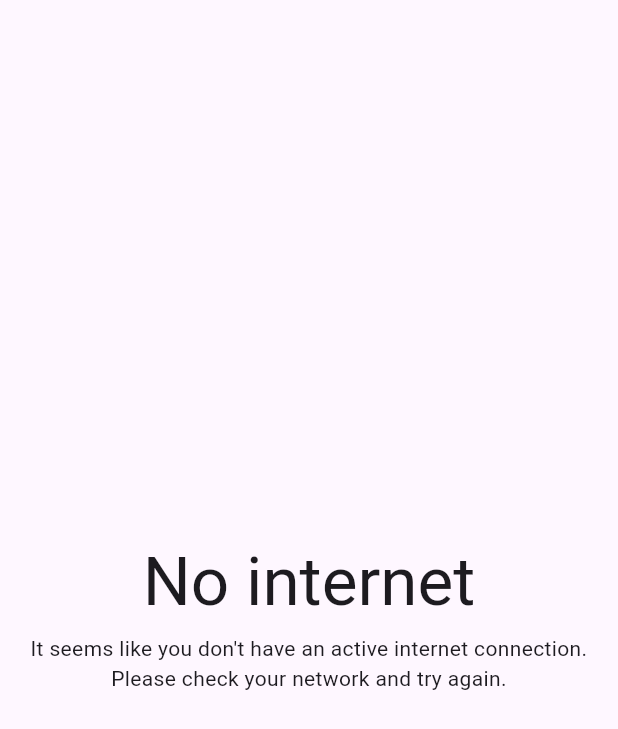
After one commit to Iconica-Development/flutter_connectivity, a Flutter app: the NoInternetScreen screen opened directly, on a phone screen of 412 x 824 dp. The commit adds this screen. Shown: the top 729 px of the screen. Run offline on Flutter 3.47's test engine with Material 2 defaults, Android fonts, the phone set to English and light mode, and no system bars.

Commit message:
feat: Added an optional standard fallbackscreen

```diff
--- a/example/lib/main.dart
+++ b/example/lib/main.dart
@@ -1,6 +1,5 @@
 import 'dart:io';
 
-import 'package:example/no_internet_screen.dart';
 import 'package:flutter/material.dart';
 import 'package:flutter_connectivity/flutter_connectivity.dart';
 
@@ -44,7 +43,7 @@ class _MyHomePageState extends State<MyHomePage> {
   Widget build(BuildContext context) {
     Connectivity.instance.start(
       context: context,
-      fallBackScreen: const NoInternet(),
+      fallBackScreen: const NoInternetScreen(),
     );
     Connectivity.instance.setCustomConfig(
       ConnectivityConfig(
--- a/example/lib/no_internet_screen.dart
+++ /dev/null
@@ -1,21 +0,0 @@
-import 'package:flutter/material.dart';
-
-class NoInternet extends StatefulWidget {
-  const NoInternet({super.key});
-
-  @override
-  State<NoInternet> createState() => _NoInternetState();
-}
-
-class _NoInternetState extends State<NoInternet> {
-  bool isAccepted = false;
-
-  @override
-  Widget build(BuildContext context) => const Scaffold(
-        body: Center(
-          child: Text(
-            'No internet :(',
-          ),
-        ),
-      );
-}
--- a/lib/flutter_connectivity.dart
+++ b/lib/flutter_connectivity.dart
@@ -5,3 +5,5 @@ export 'src/services/connectivity_service.dart';
 export 'src/models/connectivity_config.dart';
 export 'src/models/connectivity_handler.dart';
 export 'src/models/connectivity_checker.dart';
+
+export 'src/screens/no_internet_screen.dart';
--- /dev/null
+++ b/lib/src/screens/no_internet_screen.dart
@@ -0,0 +1,86 @@
+import 'package:flutter/material.dart';
+
+/// Standard screen to use as fallback.
+class NoInternetScreen extends StatefulWidget {
+  const NoInternetScreen({
+    this.titleText = 'No internet',
+    this.underTitleText = 'It seems like you don\'t have an active internet '
+        'connection. Please check your network and try again.',
+    this.titleTextStyle,
+    this.underTitleTextStyle,
+    this.titleSpacer = 8,
+    this.title,
+    this.underTitle,
+    this.backgroundColor,
+    this.horinzontalPadding = 16,
+    super.key,
+  });
+
+  /// Text of the title. Overridden if [title] is set.
+  final String titleText;
+
+  /// Text of the under title. Overridden if [underTitle] is set.
+  final String underTitleText;
+
+  /// Textstyle of the title. Overridden if [title] is set.
+  final TextStyle? titleTextStyle;
+
+  /// Textstyle of the under title. Overridden if [underTitle] is set.
+  final TextStyle? underTitleTextStyle;
+
+  /// Height between the title and under title.
+  final double titleSpacer;
+
+  /// Widget to override the standard title.
+  final Widget? title;
+
+  /// Widget to override the standard under title.
+  final Widget? underTitle;
+
+  /// Color of the background. If null the background of the colorScheme is used.
+  final Color? backgroundColor;
+
+  /// Padding for the text on the horinzontal sides.
+  final double horinzontalPadding;
+
+  @override
+  State<NoInternetScreen> createState() => _NoInternetScreenState();
+}
+
+class _NoInternetScreenState extends State<NoInternetScreen> {
+  @override
+  Widget build(BuildContext context) {
+    var theme = Theme.of(context);
+    return Scaffold(
+      backgroundColor: widget.backgroundColor ?? theme.colorScheme.background,
+      body: Center(
+        child: Padding(
+          padding: EdgeInsets.symmetric(horizontal: widget.horinzontalPadding),
+          child: Column(
+            mainAxisSize: MainAxisSize.min,
+            mainAxisAlignment: MainAxisAlignment.center,
+            children: [
+              widget.title ??
+                  Text(
+                    widget.titleText,
+                    style:
+                        widget.titleTextStyle ?? theme.textTheme.displayMedium,
+                    textAlign: TextAlign.center,
+                  ),
+              SizedBox(
+                height: widget.titleSpacer,
+              ),
+              widget.underTitle ??
+                  Text(
+                    widget.underTitleText,
+                    style: widget.underTitleTextStyle ??
+                        theme.textTheme.bodyMedium,
+                    textAlign: TextAlign.center,
+                  ),
+            ],
+          ),
+        ),
+      ),
+    );
+  }
+}
--- a/lib/src/services/connectivity_service.dart
+++ b/lib/src/services/connectivity_service.dart
@@ -44,14 +44,13 @@ class Connectivity {
       _connection = await _config.checker.checkConnection(_config);
 
       if (_config.handler is DefaultFlutterHandler) {
-        if (context == null || fallBackScreen == null) {
-          throw Exception(
-              'Context and screen are required when using the default handler');
+        if (context == null) {
+          throw Exception('Context is required when using the default handler');
         }
 
         // ignore: use_build_context_synchronously
         (_config.handler as DefaultFlutterHandler)
-            .init(context, fallBackScreen);
+            .init(context, fallBackScreen ?? const NoInternetScreen());
       }
 
       if (_previousConnection && !_connection) {
--- a/pubspec.yaml
+++ b/pubspec.yaml
@@ -1,6 +1,6 @@
 name: flutter_connectivity
 description: A new Flutter package project.
-version: 0.0.1
+version: 0.1.0
 homepage:
 
 environment:
```
Also changed, not shown: 2 other files.
